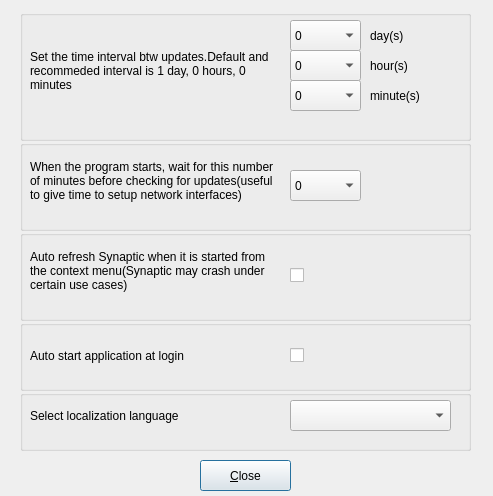
Qt form configuredialog.ui (mhogomchungu/qt-update-notifier) before a commit.
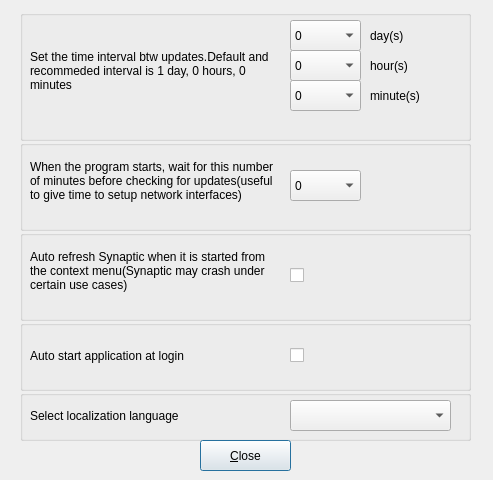
The same form after that commit.

What changed in the file:
```diff
--- a/configuredialog.ui
+++ b/configuredialog.ui
@@ -7,7 +7,7 @@
     <x>0</x>
     <y>0</y>
     <width>493</width>
-    <height>496</height>
+    <height>480</height>
    </rect>
   </property>
   <property name="windowTitle">
@@ -664,7 +664,7 @@
      <x>20</x>
      <y>390</y>
      <width>451</width>
-     <height>61</height>
+     <height>51</height>
     </rect>
    </property>
    <property name="title">
@@ -701,7 +701,7 @@
    <property name="geometry">
     <rect>
      <x>200</x>
-     <y>460</y>
+     <y>440</y>
      <width>91</width>
      <height>31</height>
     </rect>
```
Left out of the diff: 4 changed lines with no effect on the pictures.
